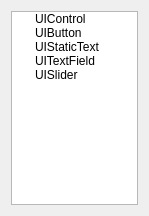
This is Tools/UIEditor/UI/librarywidget.ui in xaoctech/dava.engine as Qt 5 draws it before an edit. The edited form follows.
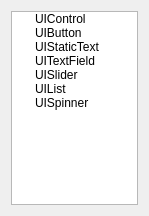
This is the edited form. Custom widgets are drawn as their Qt base class.

What changed in the file:
```diff
--- a/Tools/UIEditor/UI/librarywidget.ui
+++ b/Tools/UIEditor/UI/librarywidget.ui
@@ -70,6 +70,16 @@
        <string>UISlider</string>
       </property>
      </item>
+     <item>
+      <property name="text">
+       <string>UIList</string>
+      </property>
+     </item>
+     <item>
+      <property name="text">
+       <string>UISpinner</string>
+      </property>
+     </item>
     </widget>
    </item>
   </layout>
```
